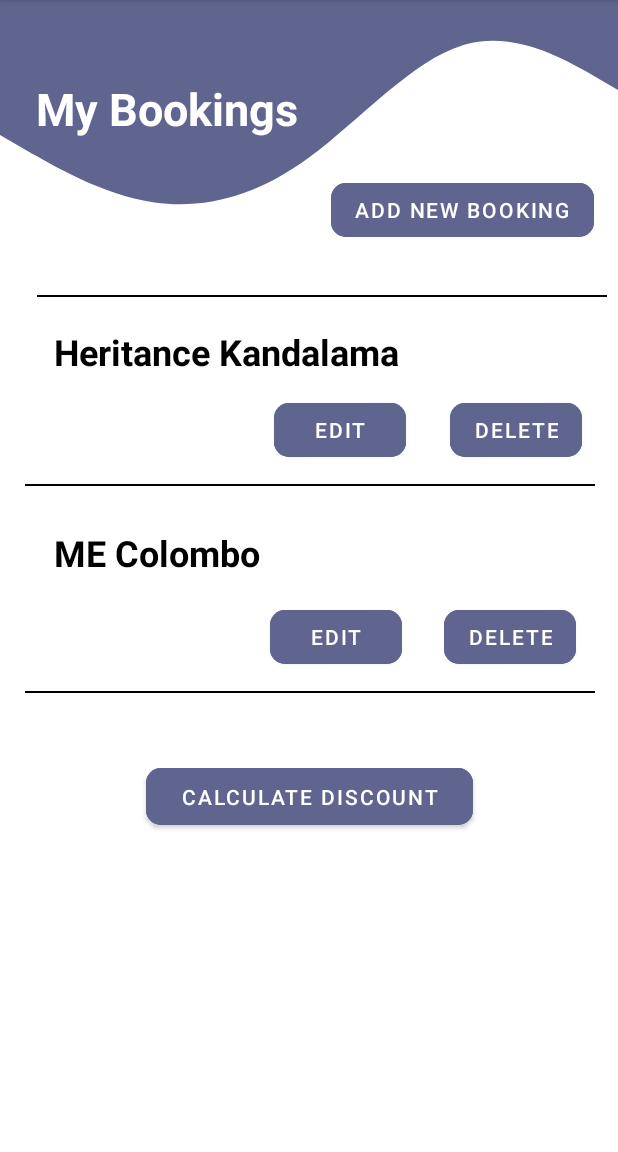
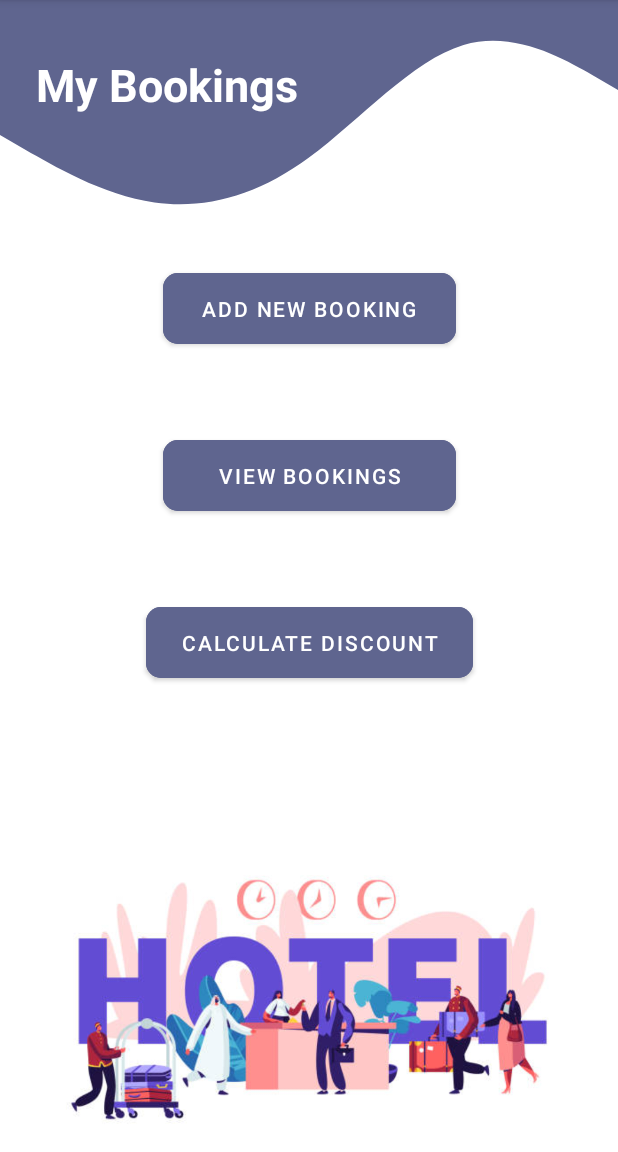
Before and after one commit to kawyasamarasinghe/OASIS, an Android app: the mybookings screen opened directly, with no data from a screen before it, on a phone screen of 412 x 824 dp, the part 84-1236 px from its top. Run offline under Robolectric (Android 15) with nearby library versions, the phone set to English and light mode, and no system bars; Roboto replaces fonts that are not available here.

Commit message:
Implement hotel booking create and view all bookings for OASIS

```diff
--- a/app/src/main/java/extended/ui/oasistravelplanner/mybookings.java
+++ b/app/src/main/java/extended/ui/oasistravelplanner/mybookings.java
@@ -2,13 +2,47 @@
 
 import androidx.appcompat.app.AppCompatActivity;
 
+import android.app.Activity;
+import android.content.Intent;
 import android.os.Bundle;
+import android.view.View;
+import android.widget.Button;
 
 public class mybookings extends AppCompatActivity {
+
+    Button btn_addbookings,btn_hotelbookingsall,btn_calc;
 
     @Override
     protected void onCreate(Bundle savedInstanceState) {
         super.onCreate(savedInstanceState);
         setContentView(R.layout.activity_mybookings);
+
+        btn_addbookings = findViewById(R.id.btn_addbookings);
+        btn_hotelbookingsall = findViewById(R.id.btn_hotelbookingsall);
+        btn_calc = findViewById(R.id.btn_calc);
+
+        btn_addbookings.setOnClickListener(new View.OnClickListener() {
+            @Override
+            public void onClick(View view) {
+                Intent intent = new Intent(mybookings.this,hotelbookmain.class);
+                startActivity(intent);
+            }
+        });
+
+        btn_hotelbookingsall.setOnClickListener(new View.OnClickListener() {
+            @Override
+            public void onClick(View view) {
+                Intent intent = new Intent(mybookings.this,ViewHotelBookings.class);
+                startActivity(intent);
+            }
+        });
+
+        btn_calc.setOnClickListener(new View.OnClickListener() {
+            @Override
+            public void onClick(View view) {
+                Intent intent = new Intent(mybookings.this,HotelDiscountCalculator.class);
+                startActivity(intent);
+            }
+        });
     }
 }
--- a/app/src/main/res/layout/activity_mybookings.xml
+++ b/app/src/main/res/layout/activity_mybookings.xml
@@ -21,7 +21,7 @@
         android:layout_width="wrap_content"
         android:layout_height="wrap_content"
         android:layout_marginStart="24dp"
-        android:layout_marginTop="52dp"
+        android:layout_marginTop="36dp"
         android:text="@string/txt_mybookings"
         android:textColor="#FFFFFF"
         android:textSize="30sp"
@@ -31,143 +31,52 @@
 
     <Button
         android:id="@+id/btn_addbookings"
-        android:layout_width="wrap_content"
-        android:layout_height="wrap_content"
-        android:layout_marginTop="116dp"
-        android:layout_marginEnd="16dp"
+        android:layout_width="195dp"
+        android:layout_height="59dp"
+        android:layout_marginTop="176dp"
         android:backgroundTint="#5F658F"
         android:text="@string/btn_addbookings"
         app:cornerRadius="10dp"
         app:layout_constraintEnd_toEndOf="parent"
+        app:layout_constraintStart_toStartOf="parent"
         app:layout_constraintTop_toTopOf="parent" />
-
-    <View
-        android:id="@+id/view5"
-        android:layout_width="380dp"
-        android:layout_height="1dp"
-        android:layout_marginTop="104dp"
-        android:layout_marginEnd="4dp"
-        android:background="@color/black"
-        app:layout_constraintEnd_toEndOf="parent"
-        app:layout_constraintHorizontal_bias="0.888"
-        app:layout_constraintStart_toStartOf="parent"
-        app:layout_constraintTop_toBottomOf="@+id/txt_mybookings" />
-
-    <View
-        android:id="@+id/view6"
-        android:layout_width="380dp"
-        android:layout_height="1dp"
-        android:layout_marginTop="12dp"
-        android:layout_marginEnd="4dp"
-        android:background="@color/black"
-        app:layout_constraintEnd_toEndOf="parent"
-        app:layout_constraintHorizontal_bias="0.592"
-        app:layout_constraintStart_toStartOf="parent"
-        app:layout_constraintTop_toBottomOf="@+id/btn_edit1" />
-
-    <View
-        android:id="@+id/view7"
-        android:layout_width="380dp"
-        android:layout_height="1dp"
-        android:layout_marginTop="12dp"
-        android:layout_marginEnd="4dp"
-        android:background="@color/black"
-        app:layout_constraintEnd_toEndOf="parent"
-        app:layout_constraintHorizontal_bias="0.592"
-        app:layout_constraintStart_toStartOf="parent"
-        app:layout_constraintTop_toBottomOf="@+id/btn_edit2" />
-
-    <TextView
-        android:id="@+id/txt_booking1"
-        android:layout_width="wrap_content"
-        android:layout_height="wrap_content"
-        android:layout_marginStart="36dp"
-        android:layout_marginTop="20dp"
-        android:text="@string/txt_booking1"
-        android:textColor="#000000"
-        android:textSize="24sp"
-        android:textStyle="bold"
-        app:layout_constraintStart_toStartOf="parent"
-        app:layout_constraintTop_toBottomOf="@+id/view5" />
-
-    <Button
-        android:id="@+id/btn_edit1"
-        android:layout_width="wrap_content"
-        android:layout_height="wrap_content"
-        android:layout_marginTop="12dp"
-        android:layout_marginEnd="16dp"
-        android:backgroundTint="#5F658F"
-        android:text="@string/btn_edit1"
-        app:cornerRadius="10dp"
-        app:layout_constraintEnd_toStartOf="@+id/btn_delete1"
-        app:layout_constraintHorizontal_bias="0.931"
-        app:layout_constraintStart_toStartOf="parent"
-        app:layout_constraintTop_toBottomOf="@+id/txt_booking1" />
-
-    <Button
-        android:id="@+id/btn_delete1"
-        android:layout_width="wrap_content"
-        android:layout_height="wrap_content"
-        android:layout_marginTop="12dp"
-        android:layout_marginEnd="24dp"
-        android:backgroundTint="#5F658F"
-        android:text="@string/btn_delete1"
-        app:cornerRadius="10dp"
-        app:layout_constraintEnd_toEndOf="parent"
-        app:layout_constraintTop_toBottomOf="@+id/txt_booking1"
-        tools:ignore="DuplicateSpeakableTextCheck" />
-
-    <TextView
-        android:id="@+id/txt_booking2"
-        android:layout_width="wrap_content"
-        android:layout_height="wrap_content"
-        android:layout_marginStart="36dp"
-        android:layout_marginTop="28dp"
-        android:text="@string/txt_booking2"
-        android:textColor="#000000"
-        android:textSize="24sp"
-        android:textStyle="bold"
-        app:layout_constraintStart_toStartOf="parent"
-        app:layout_constraintTop_toBottomOf="@+id/view6" />
-
-    <Button
-        android:id="@+id/btn_edit2"
-        android:layout_width="wrap_content"
-        android:layout_height="wrap_content"
-        android:layout_marginTop="16dp"
-        android:layout_marginEnd="28dp"
-        android:backgroundTint="#5F658F"
-        android:text="@string/btn_edit2"
-        app:cornerRadius="10dp"
-        app:layout_constraintEnd_toStartOf="@+id/btn_delete2"
-        app:layout_constraintHorizontal_bias="1.0"
-        app:layout_constraintStart_toStartOf="parent"
-        app:layout_constraintTop_toBottomOf="@+id/txt_booking2" />
-
-    <Button
-        android:id="@+id/btn_delete2"
-        android:layout_width="wrap_content"
-        android:layout_height="wrap_content"
-        android:layout_marginTop="16dp"
-        android:layout_marginEnd="28dp"
-        android:backgroundTint="#5F658F"
-        android:text="@string/btn_delete2"
-        app:cornerRadius="10dp"
-        app:layout_constraintEnd_toEndOf="parent"
-        app:layout_constraintTop_toBottomOf="@+id/txt_booking2" />
 
     <Button
         android:id="@+id/btn_calc"
         android:layout_width="218dp"
-        android:layout_height="50dp"
-        android:layout_marginTop="44dp"
+        android:layout_height="59dp"
+        android:layout_marginTop="52dp"
         android:backgroundTint="#5F658F"
         android:text="@string/btn_calc"
         app:cornerRadius="10dp"
         app:layout_constraintEnd_toEndOf="parent"
         app:layout_constraintHorizontal_bias="0.5"
         app:layout_constraintStart_toStartOf="parent"
-        app:layout_constraintTop_toBottomOf="@+id/view7" />
+        app:layout_constraintTop_toBottomOf="@+id/btn_hotelbookingsall" />
+
+    <Button
+        android:id="@+id/btn_hotelbookingsall"
+        android:layout_width="195dp"
+        android:layout_height="59dp"
+        android:layout_marginTop="52dp"
+        android:backgroundTint="#5F658F"
+        android:text="@string/btn_hotelbookingsall"
+        app:cornerRadius="10dp"
+        app:layout_constraintEnd_toEndOf="parent"
+        app:layout_constraintStart_toStartOf="parent"
+        app:layout_constraintTop_toBottomOf="@+id/btn_addbookings" />
+
+    <ImageView
+        android:id="@+id/imageView11"
+        android:layout_width="381dp"
+        android:layout_height="203dp"
+        app:layout_constraintBottom_toBottomOf="parent"
+        app:layout_constraintEnd_toEndOf="parent"
+        app:layout_constraintHorizontal_bias="0.5"
+        app:layout_constraintStart_toStartOf="parent"
+        app:layout_constraintTop_toBottomOf="@+id/btn_calc"
+        app:layout_constraintVertical_bias="1.0"
+        app:srcCompat="@drawable/hotelll" />
 
 
 </androidx.constraintlayout.widget.ConstraintLayout>
--- a/app/src/main/res/values/strings.xml
+++ b/app/src/main/res/values/strings.xml
@@ -219,4 +219,6 @@
     <string name="btn_click1">Click me</string>
     <string name="btn_click2">Click me</string>
     <string name="btn_click3">click me</string>
+    <string name="txt_bookkk">My Bookings</string>
+    <string name="btn_hotelbookingsall">View Bookings</string>
 </resources>
```
Also changed, not shown: app/build.gradle (+7 -0 lines), app/src/main/java/extended/ui/oasistravelplanner/HotelAdapter.java (added, +74 -0 lines), app/src/main/java/extended/ui/oasistravelplanner/HotelModel.java (added, +57 -0 lines), app/src/main/java/extended/ui/oasistravelplanner/ViewHotelBookings.java (added, +46 -0 lines), app/src/main/res/layout/activity_view_hotel_bookings.xml (added, +53 -0 lines), app/src/main/res/layout/hotel_item.xml (added, +106 -0 lines), app/src/main/res/drawable/bookkimg.jpg (added), app/src/main/res/drawable/hotelll.jpg (added).
